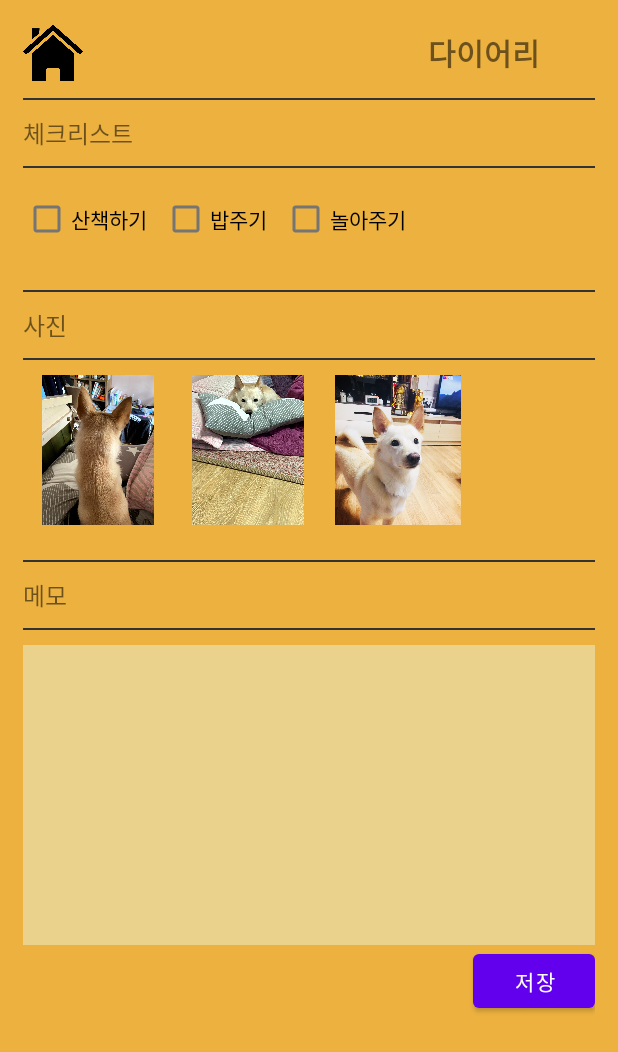
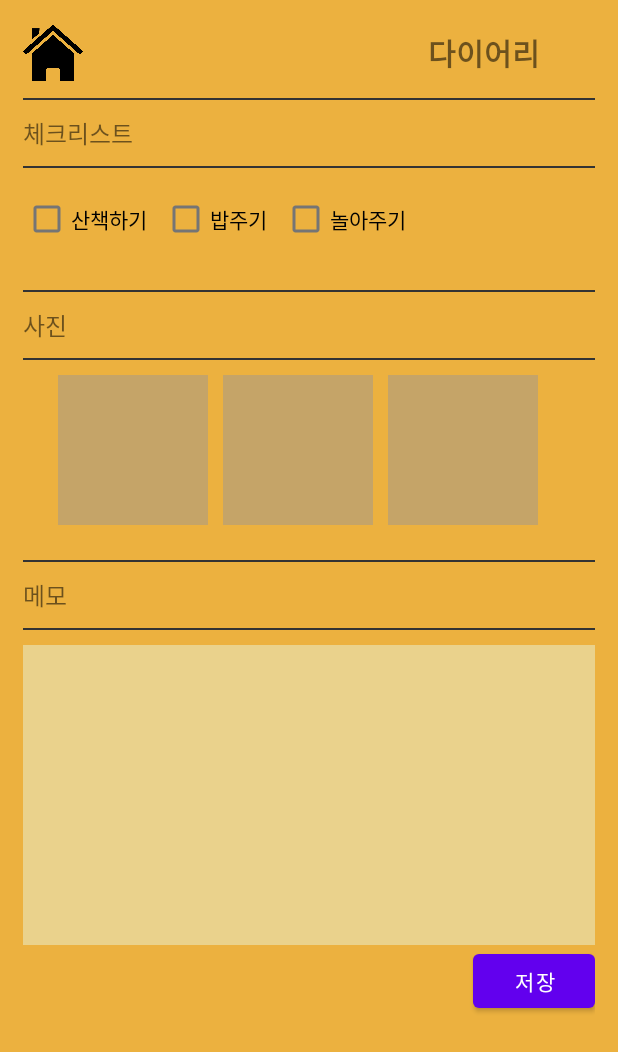
Before and after one commit to dana0221/emirim_Project_PetDiary, an Android app: the layout activity_diary.xml on its own in the app's theme, with its tools: preview values and no code run, on a phone screen of 412 x 824 dp. Shown: the top 1052 px of the screen. Run offline under Robolectric (Android 15) with nearby library versions, the phone set to English and light mode, and no system bars.

Commit message:
Edit activity_diary Commit

```diff
--- a/app/src/main/java/com/example/emirim_project_petdiary/Home.java
+++ b/app/src/main/java/com/example/emirim_project_petdiary/Home.java
@@ -14,7 +14,7 @@ public class Home extends AppCompatActivity {
         super.onCreate(savedInstanceState);
         setContentView(R.layout.activity_home);
 
-        ImageView imgNote = findViewById(R.id.btn_note);
+        ImageView imgNote = findViewById(R.id.btn_diary);
         ImageView imgAdd = findViewById(R.id.btn_add);
 
         imgNote.setOnClickListener(imgListener);
@@ -26,7 +26,7 @@ public class Home extends AppCompatActivity {
         public void onClick(View v) {
             Intent intent;
             switch (v.getId()){
-                case R.id.btn_note:
+                case R.id.btn_diary:
                     intent = new Intent(getApplicationContext(), Diary.class);
                     startActivity(intent);
                     break;
--- a/app/src/main/res/layout/activity_add.xml
+++ b/app/src/main/res/layout/activity_add.xml
@@ -226,6 +226,7 @@
         android:layout_marginBottom="10dp"/>
 
     <Button
+        android:id="@+id/btn_add"
         android:layout_width="wrap_content"
         android:layout_height="wrap_content"
         android:text="등록하기"
--- a/app/src/main/res/layout/activity_diary.xml
+++ b/app/src/main/res/layout/activity_diary.xml
@@ -106,21 +106,27 @@
         android:layout_gravity="center_vertical">
 
         <ImageView
+            android:id="@+id/img1"
             android:layout_width="100dp"
             android:layout_height="100dp"
-            android:src="@drawable/img1"
+            android:background="#C5A468"
+            android:layout_marginLeft="23dp"
+            android:layout_marginRight="10dp"
             android:scaleType="fitCenter"/>
 
         <ImageView
+            android:id="@+id/img2"
             android:layout_width="100dp"
             android:layout_height="100dp"
-            android:src="@drawable/img2"
+            android:background="#C5A468"
+            android:layout_marginRight="10dp"
             android:scaleType="fitCenter"/>
 
         <ImageView
+            android:id="@+id/img3"
             android:layout_width="100dp"
             android:layout_height="100dp"
-            android:src="@drawable/img3"
+            android:background="#C5A468"
             android:scaleType="fitCenter"/>
     </LinearLayout>
 
--- a/app/src/main/res/layout/activity_home.xml
+++ b/app/src/main/res/layout/activity_home.xml
@@ -22,7 +22,7 @@
             android:orientation="vertical">
 
             <ImageView
-                android:id="@+id/btn_note"
+                android:id="@+id/btn_diary"
                 android:layout_width="100dp"
                 android:layout_height="100dp"
                 android:background="@drawable/background_radius"
```
Also changed, not shown: app/src/main/java/com/example/emirim_project_petdiary/Add.java (+28 -0 lines), app/src/main/java/com/example/emirim_project_petdiary/Diary.java (+49 -51 lines), app/src/main/res/menu/bottom_menu.xml (added, +20 -0 lines).
